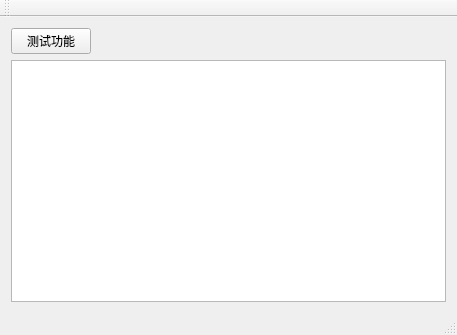
Lilith90s/yys_script, file yys_script/yys_script.ui: the form before one commit.
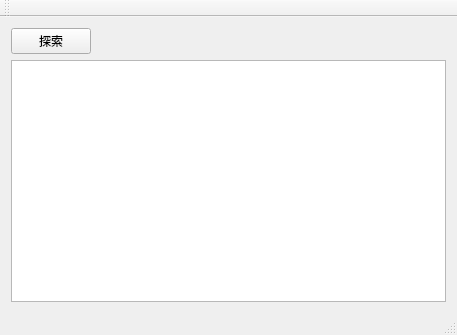
The form after the commit.

```diff
--- a/yys_script/yys_script.ui
+++ b/yys_script/yys_script.ui
@@ -20,7 +20,7 @@
       <item>
        <widget class="QPushButton" name="testButton">
         <property name="text">
-         <string>测试功能</string>
+         <string>探索</string>
         </property>
        </widget>
       </item>
```
Left out of the diff: 2 changed lines with no effect on the pictures.
